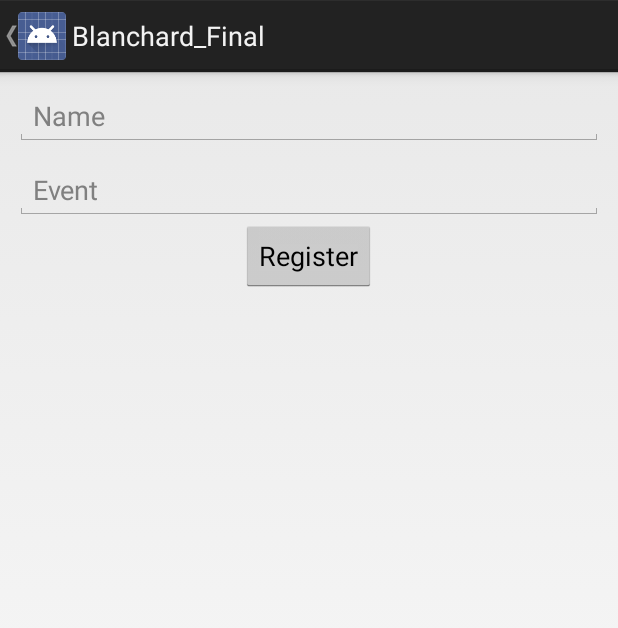
After one commit to RichardBlanch/RichardBlanchard_AdvMAD, an Android app: the SignInActivity screen opened directly, with no data from a screen before it, on a phone screen of 412 x 824 dp. The commit adds this screen. Shown: the top 628 px of the screen. Run offline under Robolectric (Android 15) with nearby library versions, the phone set to English and light mode, and no system bars.

Commit message:
Everything Done, Changing Style

```diff
--- a/Blanchard_Final/app/src/main/AndroidManifest.xml
+++ b/Blanchard_Final/app/src/main/AndroidManifest.xml
@@ -19,7 +19,11 @@
         <activity android:name=".AtmosphereActivity" />
         <activity
             android:name=".ImageActivity"
-            android:label="@string/title_activity_image"></activity>
+            android:label="@string/title_activity_image" />
+        <activity
+            android:name=".SignInActivity"
+            android:parentActivityName=".MainActivity" >
+        </activity>
     </application>
 
 </manifest>
--- /dev/null
+++ b/Blanchard_Final/app/src/main/java/com/example/hsport/blanchard_final/SignInActivity.java
@@ -0,0 +1,17 @@
+package com.example.hsport.blanchard_final;
+
+import android.app.Activity;
+import android.os.Bundle;
+import android.view.MenuItem;
+import android.app.ActionBar;
+
+public class SignInActivity extends Activity {
+
+    @Override
+    protected void onCreate(Bundle savedInstanceState) {
+        super.onCreate(savedInstanceState);
+        setContentView(R.layout.activity_sign_in);
+        ActionBar actionBar = getActionBar();
+        actionBar.setDisplayHomeAsUpEnabled(true);
+    }
+}
--- /dev/null
+++ b/Blanchard_Final/app/src/main/res/layout/activity_sign_in.xml
@@ -0,0 +1,43 @@
+<?xml version="1.0" encoding="utf-8"?>
+<LinearLayout xmlns:android="http://schemas.android.com/apk/res/android"
+    xmlns:app="http://schemas.android.com/apk/res-auto"
+    xmlns:tools="http://schemas.android.com/tools"
+    android:layout_width="match_parent"
+    android:layout_height="match_parent"
+    android:orientation="vertical"
+    tools:context="com.example.hsport.blanchard_final.SignInActivity">
+
+    <EditText
+        android:id="@+id/signIn1Text"
+        android:layout_width="wrap_content"
+        android:layout_height="wrap_content"
+        android:layout_marginLeft="10dp"
+        android:layout_marginRight="10dp"
+        android:layout_marginTop="10dp"
+        android:ems="20"
+        android:hint="Name">
+
+        <requestFocus />
+    </EditText>
+    <EditText
+        android:id="@+id/signIn2Text"
+        android:layout_width="wrap_content"
+        android:layout_height="wrap_content"
+        android:layout_marginLeft="10dp"
+        android:layout_marginRight="10dp"
+        android:layout_marginTop="10dp"
+        android:ems="20"
+        android:hint="Event">
+
+        <requestFocus />
+    </EditText>
+
+    <Button
+        android:id="@+id/addActivity"
+        android:layout_width="wrap_content"
+        android:layout_height="wrap_content"
+        android:layout_gravity="center"
+        android:layout_marginBottom="10dp"
+        android:text="Register" />
+
+</LinearLayout>
```
Also changed, not shown: Blanchard_Final/app/src/main/java/com/example/hsport/blanchard_final/MainActivity.java (+20 -1 lines), Blanchard_Final/app/src/main/res/menu/menu_main.xml (added, +8 -0 lines).
